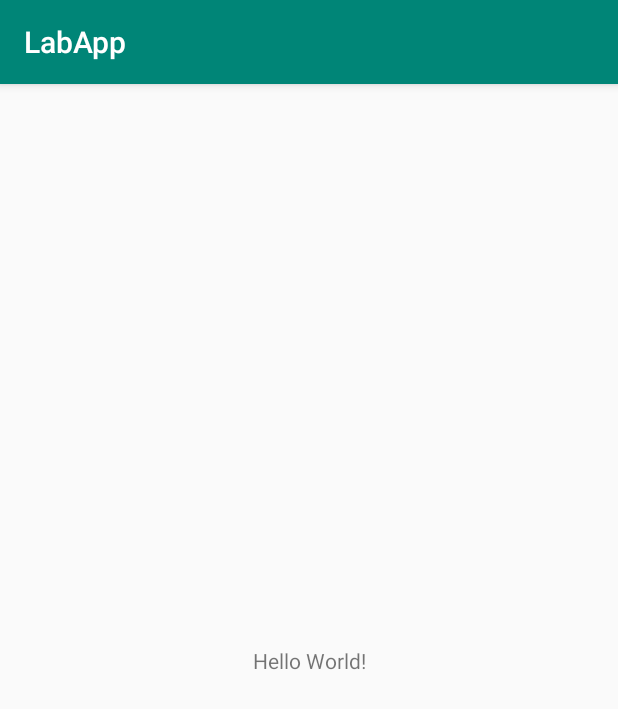
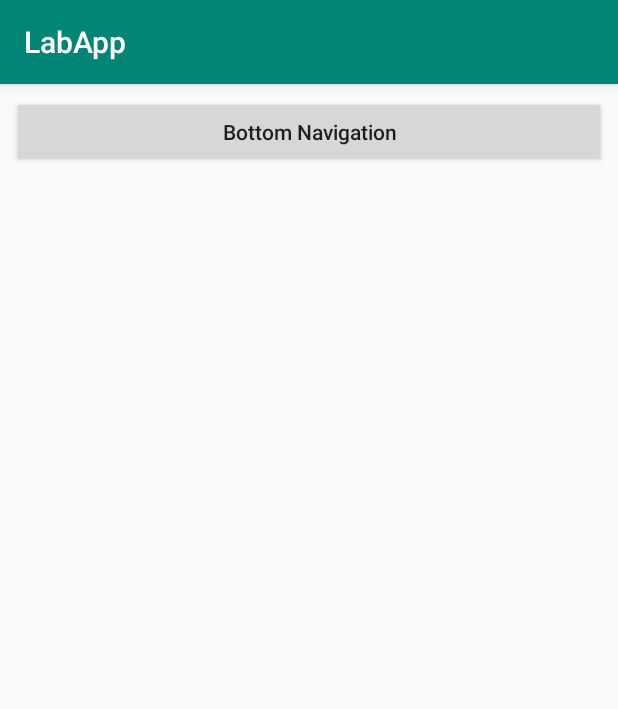
Before and after one commit to HermesHsieh/AndroidLab, an Android app: the screen it shows after launch (MainActivity), on a phone screen of 412 x 824 dp. Shown: the top 709 px of the screen. Run offline under Robolectric (Android 15) with nearby library versions, the phone set to English and light mode, and no system bars.

Commit message:
Add bottom navigation button in main layout

```diff
--- a/app/src/main/res/layout/activity_main.xml
+++ b/app/src/main/res/layout/activity_main.xml
@@ -1,5 +1,5 @@
 <?xml version="1.0" encoding="utf-8"?>
-<android.support.constraint.ConstraintLayout
+<ScrollView
     xmlns:android="http://schemas.android.com/apk/res/android"
     xmlns:app="http://schemas.android.com/apk/res-auto"
     xmlns:tools="http://schemas.android.com/tools"
@@ -7,13 +7,20 @@
     android:layout_height="match_parent"
     tools:context=".MainActivity">
 
-    <TextView
-        android:layout_width="wrap_content"
+    <android.support.v7.widget.LinearLayoutCompat
+        android:layout_width="match_parent"
         android:layout_height="wrap_content"
-        android:text="Hello World!"
-        app:layout_constraintBottom_toBottomOf="parent"
-        app:layout_constraintLeft_toLeftOf="parent"
-        app:layout_constraintRight_toRightOf="parent"
-        app:layout_constraintTop_toTopOf="parent"/>
+        android:orientation="vertical"
+        >
 
-</android.support.constraint.ConstraintLayout>
+        <android.support.v7.widget.AppCompatButton
+            android:id="@+id/btn_bottom_navigation"
+            android:layout_width="match_parent"
+            android:layout_height="wrap_content"
+            android:layout_margin="@dimen/layout_padding"
+            android:text="@string/main_btn_bottom_navigation"
+            android:textAllCaps="false"
+            />
+
+    </android.support.v7.widget.LinearLayoutCompat>
+</ScrollView>
```
